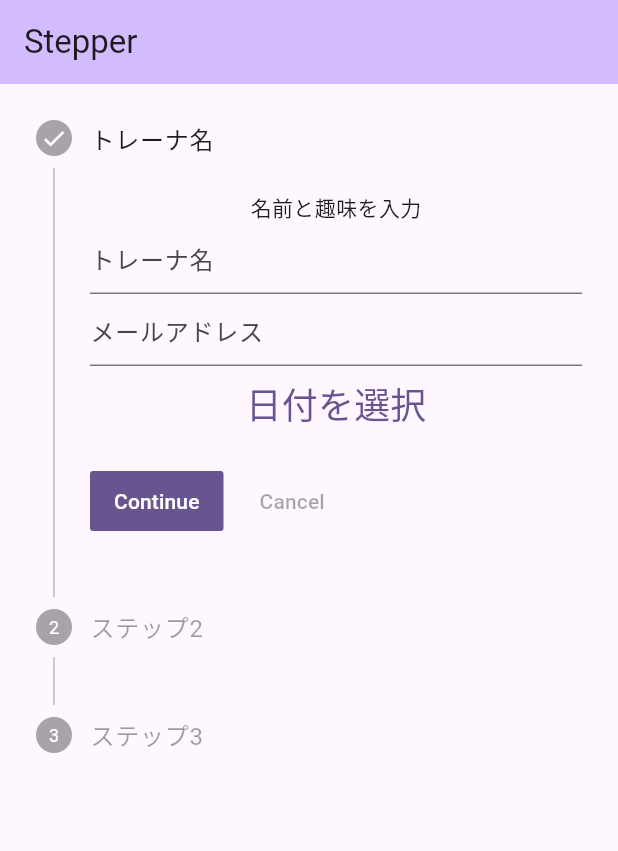
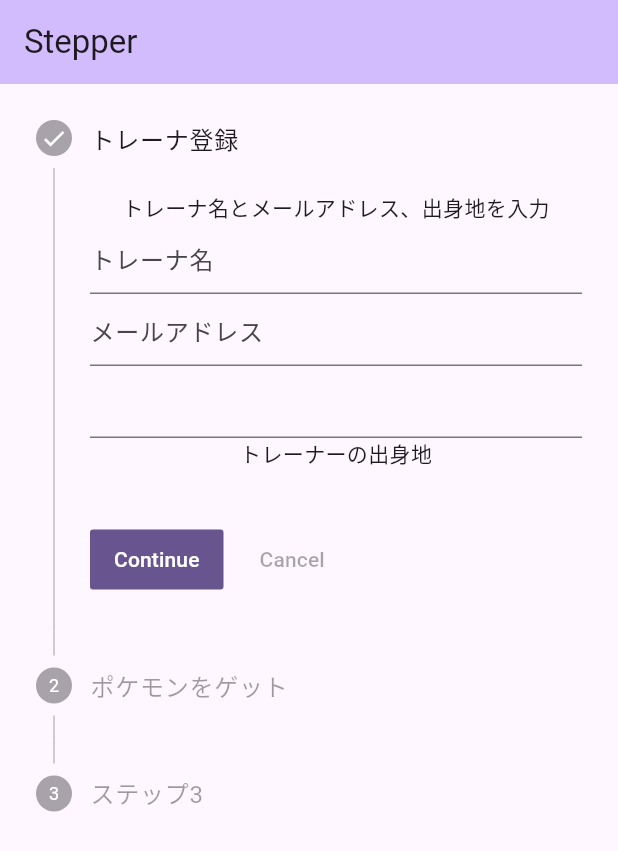
Before and after one commit to tamagoyaki1031/poke, a Flutter app: the screen it shows after launch, on a phone screen of 412 x 824 dp. Shown: the top 851 px of the screen. Run offline on Flutter 3.47's test engine with Material 3 defaults, Android fonts, the phone set to English and light mode, and no system bars; our stand-ins replace flutter_datetime_picker_plus; missing offline and left inert: dart:ffi.

Commit message:
5/15ポケモンゲット

```diff
--- a/lib/main.dart
+++ b/lib/main.dart
@@ -1,10 +1,12 @@
+import 'dart:ffi';
 
-
+import 'package:flutter/cupertino.dart';
 import 'package:flutter/material.dart';
 import 'package:flutter/services.dart';
-import 'package:flutter_datetime_picker/flutter_datetime_picker.dart';
 import 'dart:convert';
 import 'package:http/http.dart'as http;
+import 'package:flutter_datetime_picker_plus/flutter_datetime_picker_plus.dart';
+
 
 void main() {
   runApp(const MyApp());
@@ -41,6 +43,15 @@ class _MyHomePageState extends State<MyHomePage> {
   int _currentStep =0;
   final myController = TextEditingController();
   final myController2 = TextEditingController();
+  // ユーザの情報を格納する辞書配列
+  Map<String,dynamic> user = {
+    'trainer':nullptr,
+    'email':nullptr,
+    'birthdate':nullptr,
+    'origin':nullptr,
+    'pokeimage':[],
+    'pokename':[]
+  };
   String name = "";
   String juusyo1 = '';
   String email= "";
@@ -59,7 +70,9 @@ class _MyHomePageState extends State<MyHomePage> {
             ),
             onChanged: (text) {
               // TODO: ここで取得したtextを使う
+              // トレーナー名
               name = text;
+              user['trainer']= name;
             },
 
           ),
@@ -69,31 +82,10 @@ class _MyHomePageState extends State<MyHomePage> {
               hintText: 'メールアドレス',
             ),
             onChanged: (text){
+              // メールアドレス
               email = text;
+              user['email'] = email;
             },
-
-          ),
-          TextButton(
-            onPressed: () {
-              DatePicker.showDatePicker(context,
-                  showTitleActions: true,
-                  minTime: DateTime(2000, 1, 1),
-                  maxTime: DateTime(2023, 12, 31),
-                  onConfirm: (date) {
-                    setState(() {
-                      dateText = '${date.year}年${date.month}月${date.day}日';
-                    });
-                  },
-                  currentTime: DateTime.now(),
-                  locale: LocaleType.jp
-              );
-            },
-            child: const Text(
-              '日付を選択',
-              style: TextStyle(
-                fontSize: 24,
-              ),
-            ),
           ),
 
         ],
@@ -134,7 +126,8 @@ class _MyHomePageState extends State<MyHomePage> {
       }else{
         setState(() {
           errorMessage="";
-          juusyo1 = results[0]['address1']+results[0]['address2']+results[0]['address3'];
+          juusyo1 = results[0]['address1']+results[0]['address2'];
+          user['origin']=juusyo1;
 
         });
       }
@@ -157,11 +150,29 @@ class _MyHomePageState extends State<MyHomePage> {
             }
           },
         ),
-        Title(color: Colors.black, child: Text('あなたの住所')),
+        Title(color: Colors.black, child: Text('トレーナーの出身地')),
+        Text('$juusyo1')
       ],
     ),
     );
 
+  }
+  // 生年月日を入力させるウィジェット
+  Widget birthday(){
+    return ElevatedButton(
+        onPressed: (){
+          DatePicker.showDatePicker(
+            context,
+            // 選択できる日時の範囲
+            minTime: DateTime(1924, 1, 1),
+            maxTime: DateTime(2030, 12, 31),
+            // 関数(onChangedなど)は省略
+            //言語
+            locale: LocaleType.jp,
+          );
+
+        },
+        child: Text('生年月日'));
   }
   Widget customDoneButton() {
     return GestureDetector(
@@ -197,24 +208,24 @@ class _MyHomePageState extends State<MyHomePage> {
 
           steps: <Step>[
             Step(
-              title: const Text('トレーナ名'),
+              title: const Text('トレーナ登録'),
               content: Column(children: [
-                Text('名前と趣味を入力'),
-                NameInput()
+                Text('トレーナ名とメールアドレス、出身地を入力'),
+                NameInput(),
+                juusyoKensaku(),
+
               ]),
               isActive: _currentStep>=1,
               state: _currentStep>=0?StepState.complete:StepState.disabled,
             ),
             Step(
-              title: const Text('ステップ2'),
+              title: const Text('ポケモンをゲット'),
               content: Column(
                 children: [
-                  Title(color: Colors.black, child: Text('ステップ２です'),),
-                  Text('$nameの住所を入力'),
-                  juusyoKensaku(),
-                  Text('$juusyo1')
-
-
+                    Text('${name}のポケモンをゲットしよう！！'),
+                    Text('生年月日を入力してね'),
+                    birthday(),
+                  Title(color: Colors.black, child: Text('あなたがゲットしたポケモン',style: TextStyle(fontSize: 20,fontWeight: FontWeight.bold),))
                 ],
               ),
 
--- a/pubspec.yaml
+++ b/pubspec.yaml
@@ -36,7 +36,7 @@ dependencies:
   # Use with the CupertinoIcons class for iOS style icons.
   cupertino_icons: ^1.0.6
   http: ^1.2.1
-  flutter_datetime_picker: ^1.5.1
+  flutter_datetime_picker_plus: ^2.1.0
 
 dev_dependencies:
   flutter_test:
```
Also changed, not shown: pubspec.lock.
